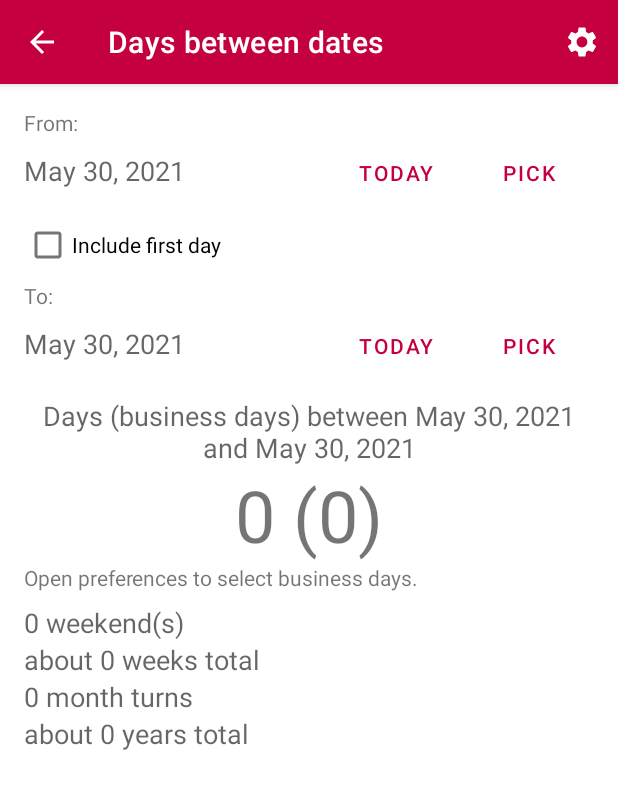
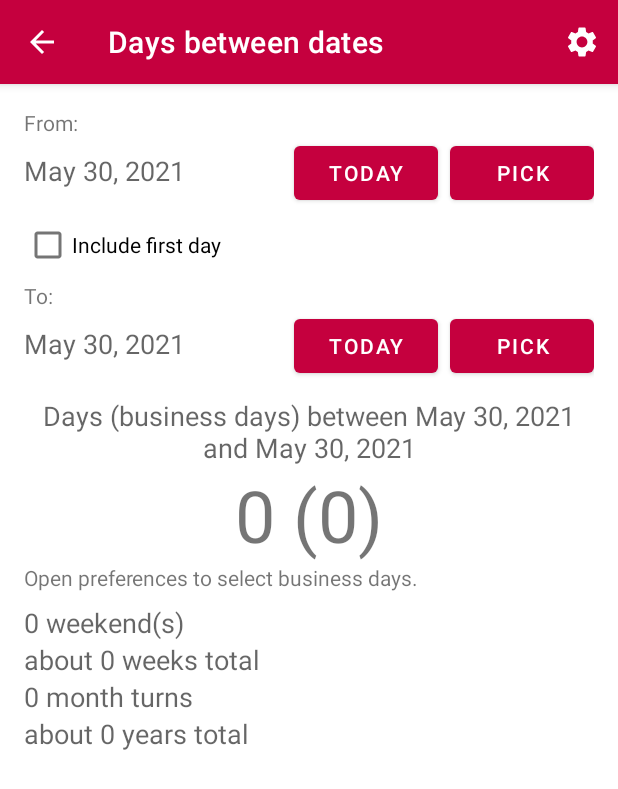
Before and after one commit to tkuenneth/TKWeek, an Android app: the screen it shows after launch (ModuleContainerActivity), after a tap on "Days between dates", on a phone screen of 412 x 824 dp. Shown: the top 789 px of the screen. Run offline under Robolectric (Android 15) with nearby library versions, the phone set to English and light mode, and no system bars.

Commit message:
Update days_between_dates_activity.xml

```diff
--- a/app/src/main/res/layout/days_between_dates_activity.xml
+++ b/app/src/main/res/layout/days_between_dates_activity.xml
@@ -25,20 +25,21 @@
 
         <Button
             android:id="@+id/first_date_pick"
-            style="?android:attr/buttonBarButtonStyle"
             android:layout_width="wrap_content"
             android:layout_height="wrap_content"
             android:layout_below="@id/label_first_date"
             android:layout_alignParentEnd="true"
+            android:layout_marginStart="8dp"
+            android:ems="6"
             android:text="@string/pick" />
 
         <Button
             android:id="@+id/first_date_today"
-            style="?android:attr/buttonBarButtonStyle"
             android:layout_width="wrap_content"
             android:layout_height="wrap_content"
             android:layout_below="@id/label_first_date"
             android:layout_toStartOf="@id/first_date_pick"
+            android:ems="6"
             android:text="@string/today" />
 
         <TextView
@@ -67,20 +68,21 @@
 
         <Button
             android:id="@+id/second_date_pick"
-            style="?android:attr/buttonBarButtonStyle"
             android:layout_width="wrap_content"
             android:layout_height="wrap_content"
             android:layout_below="@id/label_second_date"
             android:layout_alignParentEnd="true"
+            android:layout_marginStart="8dp"
+            android:ems="6"
             android:text="@string/pick" />
 
         <Button
             android:id="@+id/second_date_today"
-            style="?android:attr/buttonBarButtonStyle"
             android:layout_width="wrap_content"
             android:layout_height="wrap_content"
             android:layout_below="@id/label_second_date"
             android:layout_toStartOf="@id/second_date_pick"
+            android:ems="6"
             android:text="@string/today" />
 
         <TextView
```
